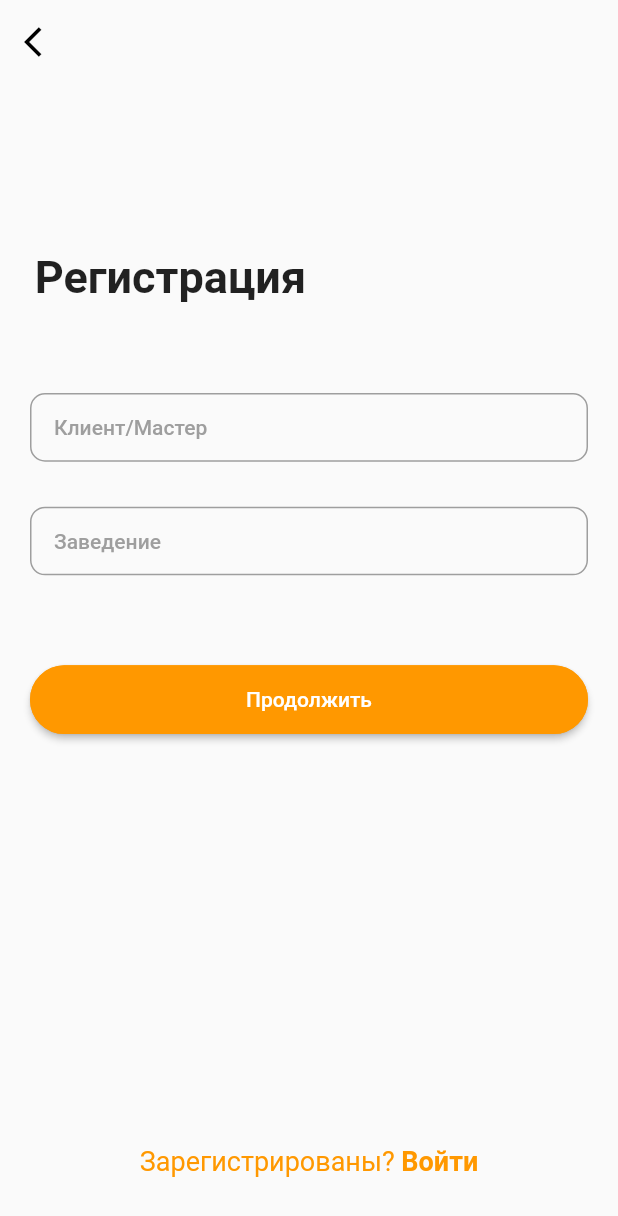
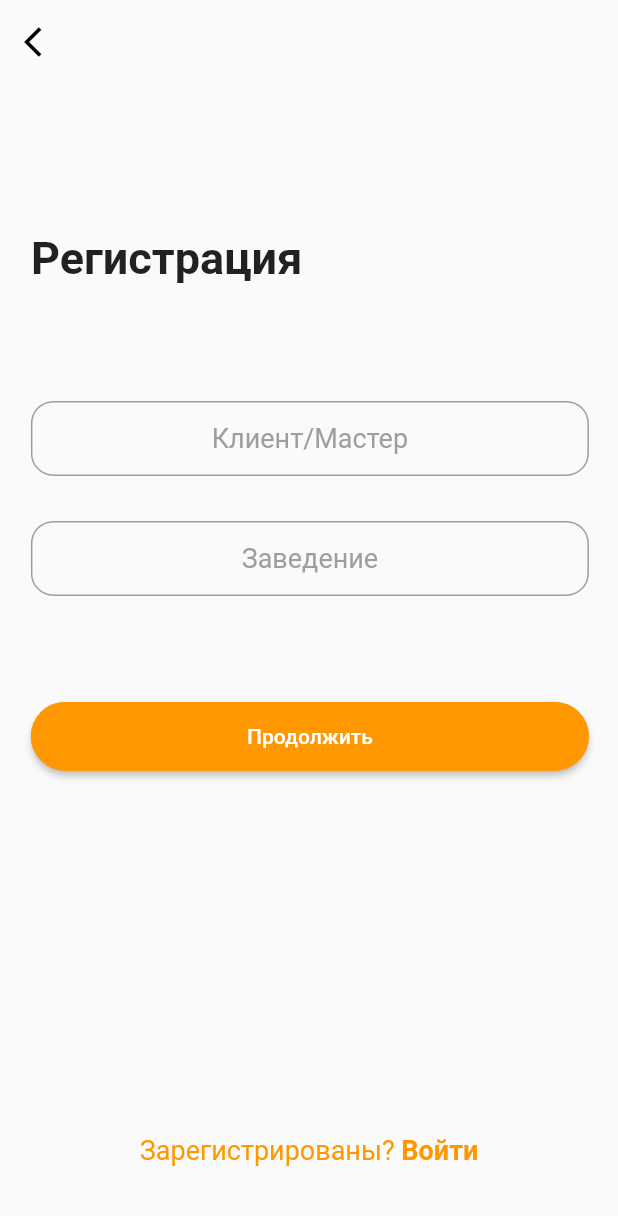
Before and after one commit to Ovsyanik/HOOA, a Flutter app: the SignUpPage screen opened directly, on a phone screen of 412 x 824 dp. Shown: the top 1216 px of the screen. Run offline on Flutter 3.47's test engine with Material 2 defaults, Android fonts, the phone set to English and light mode, and no system bars.

Commit message:
rebuild tree of widjet

```diff
--- a/lib/page/signIn.dart
+++ b/lib/page/signIn.dart
@@ -1,10 +1,21 @@
 import 'package:flutter/cupertino.dart';
+import 'package:flutter/material.dart';
 
 class SignInPage extends StatelessWidget {
   @override
   Widget build(BuildContext context) {
-    return Container(
-      child: Column()
+    return Scaffold(
+      appBar: AppBar(
+        backgroundColor: Colors.transparent,
+        elevation: 0,
+        leading: IconButton(
+          icon: const Icon(Icons.arrow_back_ios, color: Colors.black),
+          highlightColor: Colors.transparent,
+          splashColor: Colors.transparent,
+          onPressed: () => Navigator.of(context).pop(),
+        ),
+      ),
+      body: Stack()
     );
   }
 }
--- a/lib/page/signUp.dart
+++ b/lib/page/signUp.dart
@@ -3,6 +3,7 @@ import 'package:flutter/gestures.dart';
 import 'package:flutter/material.dart';
 import 'package:hooa/page/signIn.dart';
 import 'package:hooa/page/signUpSecondPage.dart';
+import 'package:hooa/widget/customRadioSignUp.dart';
 
 class SignUpPage extends StatefulWidget {
   @override
@@ -17,22 +18,25 @@ class SignUpPageState extends State<SignUpPage> {
     var width = MediaQuery.of(context).size.width;
     var height = MediaQuery.of(context).size.height;
     return Scaffold(
-      appBar: AppBar(
+      appBar:  AppBar(
         backgroundColor: Colors.transparent,
         elevation: 0,
         leading: IconButton(
-          icon: Icon(Icons.arrow_back_ios, color: Colors.black),
+          icon: const Icon(
+            Icons.arrow_back_ios,
+            color: Colors.black
+          ),
           highlightColor: Colors.transparent,
           splashColor: Colors.transparent,
           onPressed: () => Navigator.of(context).pop(),
         ),
       ),
-      body: Column(
+      body: Stack(
         children: <Widget>[
 
-          Container(
-            height: height / 4,
-            alignment: Alignment(-0.8, 0.3),
+          Positioned(
+            top: height * 0.12,
+            left: width / 20,
             child: Text(
               "Регистрация",
               style: TextStyle(
@@ -42,49 +46,11 @@ class SignUpPageState extends State<SignUpPage> {
             ),
           ),
 
-          Container(
-            width: width - 40,
-            height: height / 18,
-            child: MaterialButton(
-              shape: getStyleButtonSelected(),
-              highlightColor: Colors.transparent,
-              splashColor: Colors.transparent,
-              onPressed: () { choose = 1; },
-              child: Align(
-                alignment: Alignment.centerLeft,
-                child: Text(
-                  "Клиент/Мастер",
-                  style: TextStyle(
-                    color: Colors.grey[500]
-                  ),
-                )
-              )
-            ),
-          ),
+          CustomRadio(width, height),
 
-          Container(
-            margin: EdgeInsets.only(top: 30),
-            width: width - 40,
-            height: height / 18,
-            child: MaterialButton(
-              shape: getStyleButtonSelected(),
-              highlightColor: Colors.transparent,
-              splashColor: Colors.transparent,
-              onPressed: () { choose = 2; },
-              child: Align(
-                alignment: Alignment.centerLeft,
-                child: Text(
-                  "Заведение",
-                  style: TextStyle(
-                    color: Colors.grey[500]
-                  ),
-                )
-              )
-            ),
-          ),
-
-          Container(
-            margin: EdgeInsets.only(top: 60),
+          Positioned(
+            top: height * 0.5,
+            left: width / 20,
             height: height / 18,
             width: width - 40,
             child: MaterialButton(
@@ -96,55 +62,61 @@ class SignUpPageState extends State<SignUpPage> {
               highlightColor: Colors.transparent,
               splashColor: Colors.transparent,
               onPressed: () {
-                Navigator.of(context).push(
-                  MaterialPageRoute(builder: (context) => SignUpSecondPage())
-                );
+                Navigator.of(context).push(MaterialPageRoute(
+                  builder: (context) => SignUpSecondPage()));
               },
               child: Text(
                 "Продолжить",
-                style: TextStyle(
-                  color: Colors.white
-                ),
+                style: TextStyle(color: Colors.white),
               )
             ),
           ),
 
-          Container(
-            margin: EdgeInsets.only(top: height - 550),
+          Positioned(
+            top: height * 0.85,
+            width: width,
+            child: Align(
+              alignment: Alignment.center,
               child: RichText(
                 text: TextSpan(
                   text: 'Зарегистрированы? ',
-                style:  TextStyle(
-                  fontSize: 18,
-                  color: Colors.orange
-                ),
-                children: <TextSpan> [
+                  style: TextStyle(fontSize: 18, color: Colors.orange),
+                  children: <TextSpan>[
                     TextSpan(
                       text: 'Войти',
-                    style:  TextStyle(
+                      style: TextStyle(
                         fontSize: 18,
                         color: Colors.orange,
                         fontWeight: FontWeight.bold
                       ),
                       recognizer: TapGestureRecognizer()
-                      ..onTap = () { Navigator.of(context).push(
-                        MaterialPageRoute(builder: (context) => SignInPage())
-                      );
-                    }
+                        ..onTap = () => Navigator.of(context).push(MaterialPageRoute(
+                          builder: (context) => SignInPage()
+                        )
+                      )
                     )
                   ]
                 )
               )
             )
+          )
+
         ]
-      ),
-    );
-  }
-
-  RoundedRectangleBorder getStyleButtonSelected() {
-    return RoundedRectangleBorder(
-      side: BorderSide(color: Colors.grey[500]),
-      borderRadius: BorderRadius.all(Radius.circular(10)),
+      )
     );
   }
 }
+
+
+
+
+
+
+  // RoundedRectangleBorder getStyleButtonSelected() {
+  //   return RoundedRectangleBorder(
+  //     side: BorderSide(color: Colors.grey[500]),
+  //     borderRadius: BorderRadius.all(Radius.circular(10)),
+  //   );
+  // }
+
+// }
--- a/lib/page/signUpSecondPage.dart
+++ b/lib/page/signUpSecondPage.dart
@@ -1,7 +1,7 @@
 import 'package:flutter/gestures.dart';
 import 'package:flutter/material.dart';
 import 'package:hooa/model/TypeInstitution.dart';
-import 'package:hooa/page/signIn.dart';
+import 'package:hooa/page/SignIn.dart';
 
 class SignUpSecondPageState extends State<SignUpSecondPage> {
   TextEditingController institutionController = new TextEditingController();
@@ -22,7 +22,7 @@ class SignUpSecondPageState extends State<SignUpSecondPage> {
         backgroundColor: Colors.transparent,
         elevation: 0,
         leading: IconButton(
-          icon: Icon(
+          icon: const Icon(
             Icons.arrow_back_ios,
             color: Color(0xFF424242)
           ),
@@ -31,8 +31,7 @@ class SignUpSecondPageState extends State<SignUpSecondPage> {
           onPressed: () => Navigator.of(context).pop(),
         ),
       ),
-      body: Container(
-        child: Stack(
+      body: Stack(
         children: <Widget>[
 
           Positioned(
@@ -267,7 +266,7 @@ class SignUpSecondPageState extends State<SignUpSecondPage> {
                       ),
                       recognizer: TapGestureRecognizer()
                         ..onTap = () { Navigator.of(context).push(
-                            MaterialPageRoute(builder: (context) => null)
+                          MaterialPageRoute(builder: (context) => SignInPage())
                         );
                       }
                     )
@@ -279,7 +278,6 @@ class SignUpSecondPageState extends State<SignUpSecondPage> {
 
         ],
       )
-      ),
     );
   }
 }
--- /dev/null
+++ b/lib/widget/customRadioSignUp.dart
@@ -0,0 +1,87 @@
+import 'package:flutter/material.dart';
+
+class CustomRadio extends StatefulWidget {
+  double width, height;
+
+  CustomRadio(this.width, this.height);
+
+  @override
+  createState() => CustomRadioState();
+}
+
+class CustomRadioState extends State<CustomRadio> {
+  // ignore: deprecated_member_use
+  List<RadioModel> sampleData = new List<RadioModel>();
+
+  @override
+  void initState() {
+    super.initState();
+    sampleData.add(new RadioModel(false, 'Клиент/Мастер'));
+    sampleData.add(new RadioModel(false, 'Заведение'));
+  }
+
+  @override
+  Widget build(BuildContext context) {
+    return Positioned(
+      top: widget.height * 0.22,
+      left: widget.width / 20,
+      width: widget.width - 40,
+      height: widget.height / 5,
+      child: ListView.builder(
+        itemCount: sampleData.length,
+        itemBuilder: (BuildContext context, int index) {
+          return new InkWell(
+            highlightColor: Colors.transparent,
+            splashColor: Colors.transparent,
+            onTap: () {
+              setState(() {
+                sampleData.forEach((element) => element.isSelected = false);
+                sampleData[index].isSelected = true;
+              });
+            },
+            child: new RadioItem(sampleData[index]),
+          );
+        },
+      ),
+    );
+  }
+}
+
+class RadioItem extends StatelessWidget {
+  final RadioModel _item;
+  RadioItem(this._item);
+  @override
+  Widget build(BuildContext context) {
+    return Container(
+      margin: EdgeInsets.only(top: 30.0),
+      child: Container(
+        height: 50.0,
+        width: 50.0,
+        child: Center(
+          child: Text(
+            _item.buttonText,
+            style: TextStyle(
+              color: _item.isSelected ? Colors.orange : Colors.grey,
+                  //fontWeight: FontWeight.bold,
+              fontSize: 18.0
+            )
+          ),
+        ),
+        decoration: BoxDecoration(
+          border: Border.all(
+            width: 1.0,
+            color: _item.isSelected ? Colors.orange : Colors.grey),
+            borderRadius: const BorderRadius.all(const Radius.circular(15.0),
+          ),
+        ),
+      ),
+    );
+  }
+}
+
+class RadioModel {
+  bool isSelected;
+  final String buttonText;
+
+  RadioModel(this.isSelected, this.buttonText);
+}
```
Lines whose indentation alone changed are shown as unchanged.
